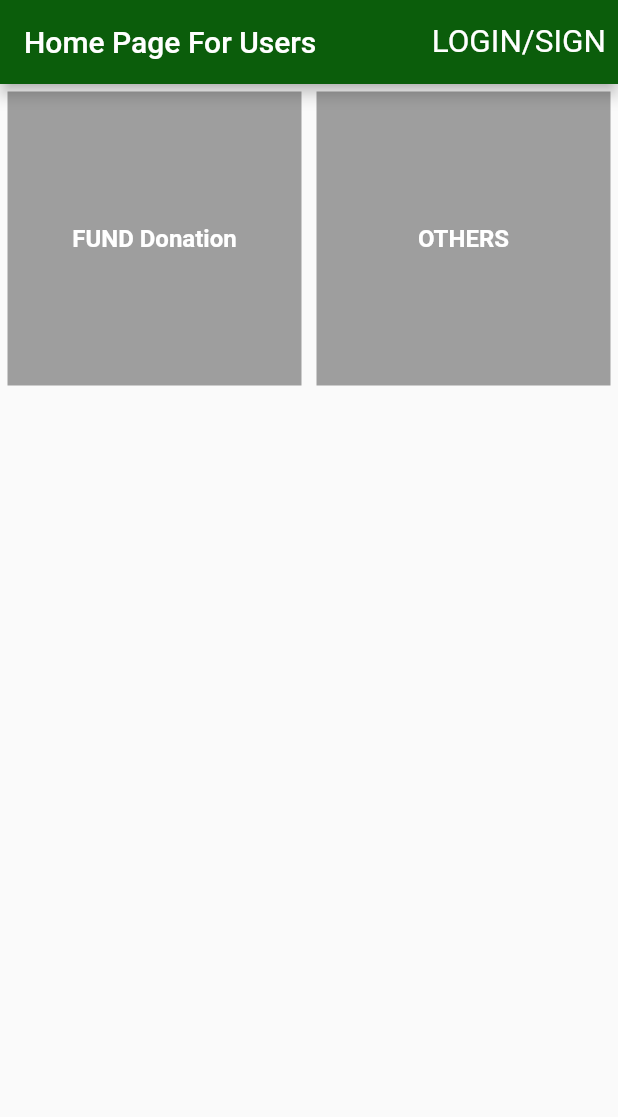
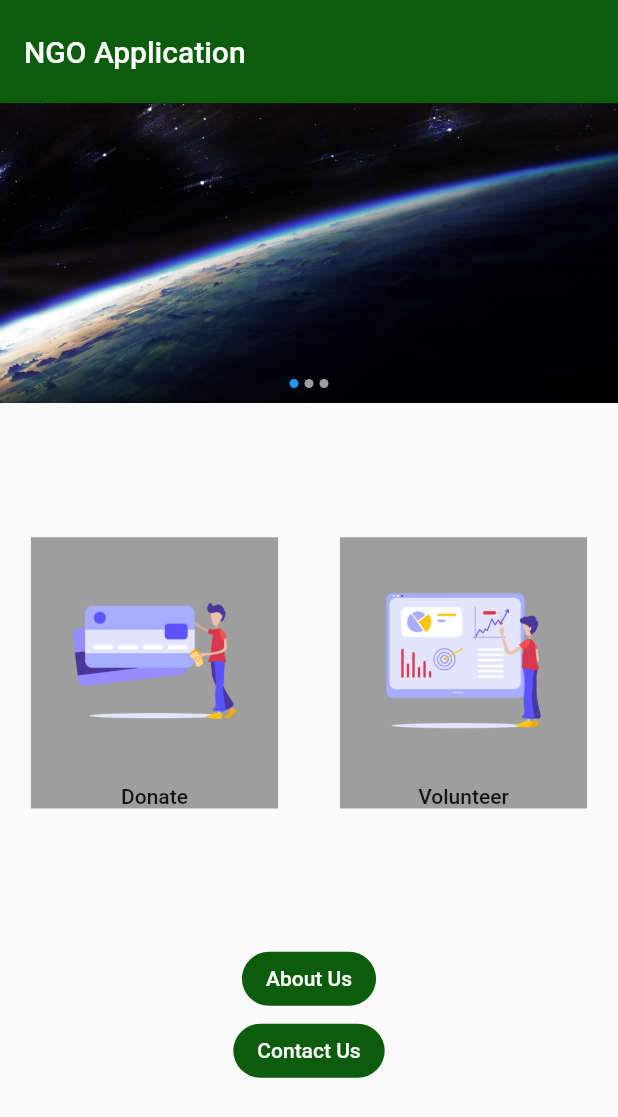
Before and after one commit to KiranBendkoli1/ngo-application, a Flutter app: the UserHomePage screen opened directly, on a phone screen of 412 x 824 dp. Shown: the top 1117 px of the screen. Run offline on Flutter 3.47's test engine with Material 2 defaults, Android fonts, the phone set to English and light mode, and no system bars; drawn by our look-alikes of flutter_image_slideshow; missing offline and left inert: circular_bottom_navigation, dart:ffi.

Commit message:
merged ui pages

```diff
--- a/lib/main.dart
+++ b/lib/main.dart
@@ -1,8 +1,7 @@
 // ignore_for_file: use_full_hex_values_for_flutter_colors, prefer_const_constructors
 
 import 'package:flutter/material.dart';
-import 'package:ngo_app_ui/pages/admin_homepage.dart';
-import 'package:ngo_app_ui/pages/login_screen.dart';
+import 'package:ngo_app_ui/pages/landing_page.dart';
 
 void main() {
   runApp(const NGOApplication());
@@ -24,7 +23,7 @@ class NGOApplication extends StatelessWidget {
         ),
       ),
       title: "NGO Application",
-      home: LoginScreen(),
+      home: LandingPage(),
     );
   }
 }
--- a/lib/pages/login_screen.dart
+++ b/lib/pages/login_screen.dart
@@ -2,7 +2,7 @@
 
 import 'package:flutter/material.dart';
 import 'package:ngo_app_ui/pages/signup_screen.dart';
-import 'package:ngo_app_ui/pages/user_category.dart';
+import 'package:ngo_app_ui/pages/volunteer_category.dart';
 import 'package:ngo_app_ui/pages/user_homepage.dart';
 
 class LoginScreen extends StatelessWidget {
--- a/lib/pages/signup_screen.dart
+++ b/lib/pages/signup_screen.dart
@@ -247,7 +247,9 @@ class SignUpScreen extends StatelessWidget {
                     mainAxisSize: MainAxisSize.min,
                     // ignore: prefer_const_literals_to_create_immutables
                     children: [
-                      Text(
+                      TextButton(
+                        onPressed: () {},
+                        child: Text(
                           "Have an account?",
                           textAlign: TextAlign.start,
                           overflow: TextOverflow.clip,
@@ -256,6 +258,7 @@ class SignUpScreen extends StatelessWidget {
                             fontStyle: FontStyle.normal,
                             fontSize: 14,
                             color: Color(0xff000000),
+                          ),
                         ),
                       ),
                       Padding(
--- a/lib/pages/user_homepage.dart
+++ b/lib/pages/user_homepage.dart
@@ -1,70 +1,118 @@
 import 'package:flutter/material.dart';
+import 'package:flutter_image_slideshow/flutter_image_slideshow.dart';
+import 'package:ngo_app_ui/pages/volunteer_navigation.dart';
 
 class UserHomePage extends StatelessWidget {
   const UserHomePage({super.key});
 
   @override
   Widget build(BuildContext context) {
+    double screenWidth = MediaQuery.of(context).size.width;
+    double screenHeight = MediaQuery.of(context).size.height;
     return Scaffold(
-      appBar: AppBar(
-        title: Text('Home Page For Users'),
-        actions: [
-          Center(
-            child: Padding(
-              padding: const EdgeInsets.fromLTRB(0, 0, 8, 0),
-              child: InkWell(
-                onTap: () {},
-                child: Text(
-                  'LOGIN/SIGN',
-                  textScaleFactor: 1.5,
-                  style: TextStyle(
-                    color: Colors.white,
+        appBar: AppBar(
+          title: const Text('NGO Application'),
+          elevation: 0,
+          toolbarHeight: screenHeight / 12,
+        ),
+        body: Column(
+          mainAxisAlignment: MainAxisAlignment.spaceBetween,
+          children: [
+            ImageSlideshow(
+                indicatorColor: Colors.blue,
+                onPageChanged: (value) {
+                  debugPrint('Page changed: $value');
+                },
+                autoPlayInterval: 5000,
+                isLoop: true,
+                children: [
+                  Image.asset(
+                    'assets/images/img1.jpg',
+                    fit: BoxFit.cover,
+                  ),
+                  Image.asset(
+                    'assets/images/img1.jpg',
+                    fit: BoxFit.cover,
+                  ),
+                  Image.asset(
+                    'assets/images/img1.jpg',
+                    fit: BoxFit.cover,
+                  ),
+                ]),
+            Row(
+              mainAxisAlignment: MainAxisAlignment.spaceAround,
+              children: [
+                MaterialButton(
+                  onPressed: () {},
+                  child: Container(
+                    color: Colors.grey,
+                    child: Column(children: [
+                      Image.asset(
+                        "assets/images/donate.png",
+                        height: screenHeight / 5,
+                        width: screenHeight / 5,
+                        fit: BoxFit.fitWidth,
+                      ),
+                      Text("Donate")
+                    ]),
                   ),
                 ),
-              ),
+                MaterialButton(
+                  onPressed: () {
+                    Navigator.pushReplacement(
+                      context,
+                      MaterialPageRoute(
+                        builder: (context) => VolunteerNavigation(),
+                      ),
+                    );
+                  },
+                  child: Container(
+                    color: Colors.grey,
+                    child: Column(children: [
+                      Image.asset(
+                        "assets/images/volunteer.png",
+                        height: screenHeight / 5,
+                        width: screenHeight / 5,
+                        fit: BoxFit.fitWidth,
+                      ),
+                      Text("Volunteer")
+                    ]),
+                  ),
+                ),
+              ],
             ),
-          )
-        ],
-      ),
-      body: Container(
-        child: GridView(
-            gridDelegate:
-                SliverGridDelegateWithFixedCrossAxisCount(crossAxisCount: 2),
-            children: <Widget>[
-              Container(
-                alignment: Alignment.center,
-                color: Colors.grey,
-                child: const Text(
-                  'FUND Donation',
-                  style: TextStyle(
-                    fontWeight: FontWeight.w700,
-                    fontStyle: FontStyle.normal,
-                    fontSize: 16,
-                    color: Color(0xffffffff),
+            Column(
+              children: [
+                MaterialButton(
+                  onPressed: () {},
+                  color: Color(0xff0b5d0b),
+                  elevation: 0,
+                  shape: RoundedRectangleBorder(
+                    borderRadius: BorderRadius.circular(20.0),
                   ),
-                  textAlign: TextAlign.start,
-                  overflow: TextOverflow.clip,
+                  child: Text(
+                    "About Us",
+                    style: TextStyle(color: Colors.white),
+                  ),
                 ),
-                margin: EdgeInsets.all(5),
-              ),
-              Container(
-                alignment: Alignment.center,
-                color: Colors.grey,
-                child: const Text(
-                  'OTHERS',
-                  style: TextStyle(
-                    fontWeight: FontWeight.w700,
-                    fontStyle: FontStyle.normal,
-                    fontSize: 16,
-                    color: Color(0xffffffff),
+                MaterialButton(
+                  onPressed: () {},
+                  color: Color(0xff0b5d0b),
+                  elevation: 0,
+                  shape: RoundedRectangleBorder(
+                    borderRadius: BorderRadius.circular(20.0),
                   ),
-                  textAlign: TextAlign.start,
-                  overflow: TextOverflow.clip,
+                  child: Text(
+                    "Contact Us",
+                    style: TextStyle(color: Colors.white),
+                  ),
                 ),
-                margin: EdgeInsets.all(5),
-              ),
-            ]),
-      ),
-    );
+              ],
+            ),
+            SizedBox(
+              height: 10,
+            )
+          ],
+        ));
   }
 }
--- a/pubspec.yaml
+++ b/pubspec.yaml
@@ -38,6 +38,7 @@ dependencies:
   cupertino_icons: ^1.0.2
   http: ^0.13.5
   circular_bottom_navigation: ^2.3.0
+  flutter_image_slideshow: ^0.1.4
   # http: ^0.13.5
 
 dev_dependencies:
```
Also changed, not shown: lib/pages/landing_page.dart (added, +112 -0 lines), lib/pages/volunteer_category.dart (renamed from lib/pages/user_category.dart, +6 -31 lines), lib/pages/volunteer_homepage.dart (+12 -16 lines), lib/pages/volunteer_navigation.dart (renamed from lib/pages/user_navigation.dart, +14 -14 lines), lib/pages/volunteer_profile.dart (renamed from lib/pages/user_profile.dart, +7 -31 lines), lib/pages/volunteer_search.dart (renamed from lib/pages/user_search.dart, +4 -29 lines), assets/donate.png (added), assets/images/donate.png (added), assets/images/donate1.png (added), assets/images/logo.png (added), assets/images/user.png (added), assets/images/volunteer.png, pubspec.lock. Lines whose indentation alone changed are shown as unchanged.
